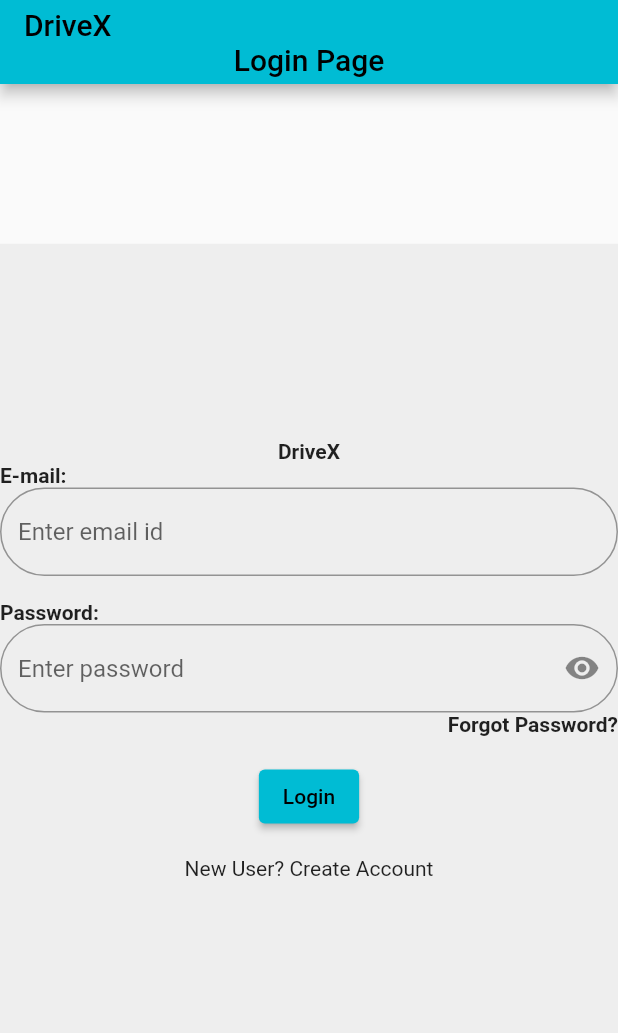
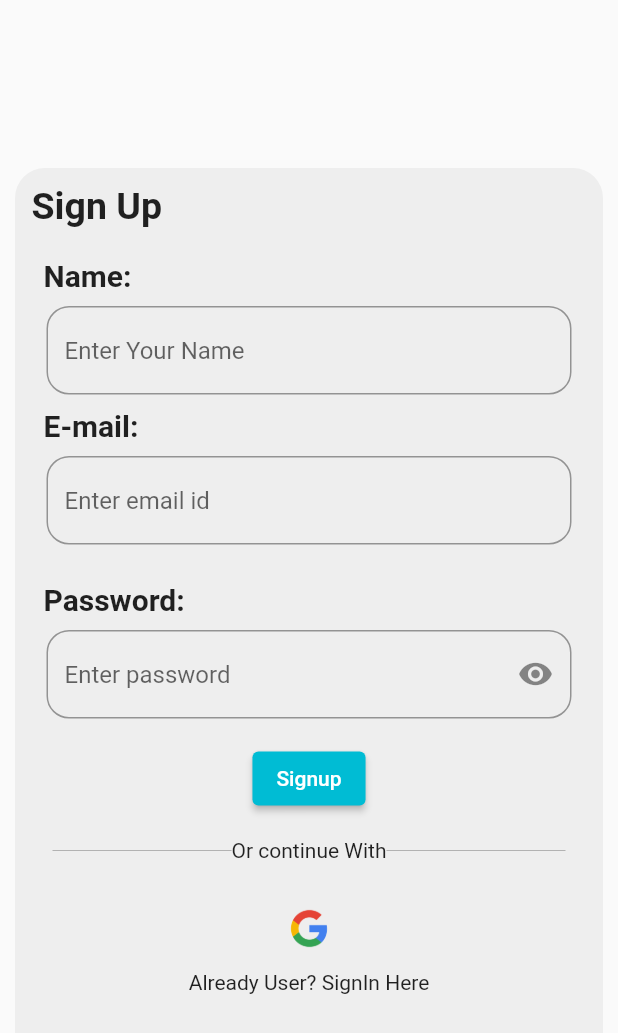
Before and after one commit to mscharan8/DriveX, a Flutter app: the screen it shows after launch, on a phone screen of 412 x 824 dp. Shown: the top 1033 px of the screen. Run offline on Flutter 3.47's test engine with Material 2 defaults, Android fonts, the light colour scheme and no system bars; our stand-ins replace cloud_firestore, firebase_auth, firebase_core; accounts and stored records are empty.

Commit message:
SignUp page with Email/Password Authentication

```diff
--- a/finalproject/lib/main.dart
+++ b/finalproject/lib/main.dart
@@ -1,184 +1,17 @@
-import 'dart:ffi';
+import 'package:finalproject/signup.dart';
+import 'package:finalproject/splashscreen.dart';
+import 'package:firebase_core/firebase_core.dart';
+import 'package:flutter/material.dart';
+import 'package:finalproject/splashscreen.dart';
+import 'package:finalproject/firebase_options.dart';
 
-import 'package:flutter/material.dart';
-import 'login.dart';
-import 'storage.dart';
-import 'package:google_sign_in/google_sign_in.dart';
-
-GoogleSignIn googleSignIn = GoogleSignIn(
-  scopes: [
-    'email',
-  ],
-);
-
-void main() {
-  runApp(const MyApp());
-  /*App(
-    title: "Login Page",
-    home: LoginPage(),
-  ));*/
+void main() async {
+  WidgetsFlutterBinding.ensureInitialized();
+  await Firebase.initializeApp(options: DefaultFirebaseOptions.currentPlatform);
+  runApp(MaterialApp(
+    debugShowCheckedModeBanner: false,
+    theme:ThemeData(),
+    home: const SignUpPage(),
+   )
+  );
 }
-
-class MyApp extends StatelessWidget {
-  const MyApp({Key? key});
-
-  @override
-  Widget build(BuildContext context) {
-    return MaterialApp(
-      title: 'Flutter Demo',
-      theme: ThemeData(
-        colorScheme: ColorScheme.fromSwatch(primarySwatch: Colors.cyan),
-      ),
-      home: MyHomePage(title: 'Login Page'),
-    );
-  }
-}
-
-class MyHomePage extends StatefulWidget {
-  MyHomePage({Key? key, required this.title}) : super(key: key);
-
-  final String title;
-  String coming = "";
-  final TextStorage storage = TextStorage();
-
-  @override
-  State<MyHomePage> createState() => _MyHomePageState();
-}
-
-class _MyHomePageState extends State<MyHomePage> {
-  // late Stream<DocumentSnapshot> _stream;
-  late Future <String> _coming;
-  final GlobalKey<FormState> _formKey = GlobalKey<FormState>();
-  final TextEditingController _econtroller = TextEditingController(), _pcontroller = TextEditingController();
-  String input = "";
-  bool password = false;
-
-  Future<void> _submit() async {
-    if (_formKey.currentState!.validate()) {
-      setState(() {
-        _coming = widget.storage.writeText(_econtroller.text).then((bool success) {
-          if (success) {
-            return _econtroller.text;
-          } else {
-            return "";
-          }
-        });
-        String text = _econtroller.text;
-        // _econtroller.clear();
-        // ScaffoldMessenger.of(context).showSnackBar(const SnackBar(content: Text("Saving...")));
-        input = 'Saved Latest:-  $text';
-      });
-    }
-  }
-
-  String? _textValidator(String? value) {
-    if (value == null || value.isEmpty) {
-      return "Please enter some text";
-    }
-    if (value.trim().isEmpty) {
-      return "Field left blank with white space";
-    }
-    if (value.contains("@")) {
-      return "Do not use @";
-    }
-    return null;
-  }
-
-  @override
-  void initState() {
-    super.initState();
-    password = true;
-    _coming = widget.storage.readText();
-  }
-
-  @override
-  Widget build(BuildContext context) {
-    return Scaffold(
-      appBar: AppBar(
-        backgroundColor: Theme.of(context).colorScheme.primary,
-        title:Column(children: <Widget>[
-          const Align(alignment: Alignment.centerLeft, child: Text('DriveX')),
-          Center(child: Text((widget.title)))
-        ]),
-      ),
-      body: Center(
-        child: Container(
-        height: 555.0,
-        width: 444.0,
-        color: Colors.grey[200],
-        child: Column(
-          mainAxisAlignment: MainAxisAlignment.center,
-          children: getBodyWidgetList(),
-        ),
-      ),
-      ),
-    );
-  }
-
-  List<Widget> getBodyWidgetList() {
-    return <Widget>[
-      Form(
-        key: _formKey,
-        child: Column(
-          children: [
-            /*FutureBuilder<String>(
-                future: _coming,
-                builder: (BuildContext context, AsyncSnapshot<String> snapshot) {
-                  if (snapshot.hasData) {
-                    return Text(
-                      '${snapshot.data}',
-                      style: Theme.of(context).textTheme.headlineLarge,
-                    );
-                  } else if (snapshot.hasError) {
-                    return Text("${snapshot.error}");
-                  }
-                  return const CircularProgressIndicator();
-                }),*/
-            const Text("DriveX",style:TextStyle(fontWeight: FontWeight.bold)),
-            const Align(alignment: Alignment.centerLeft, child: Text('E-mail:',style:TextStyle(fontWeight: FontWeight.bold))),
-            TextFormField(
-              controller: _econtroller,
-              validator: (String? value){if(value != null && (value.contains('@gmail.com') || value.contains('@outlook.com'))){
-                                            if(value.contains(',')){return 'invalid email id';}else{return null;}}
-                                         else{return  (value != null && (!value.contains('@gmail.com') ||
-                                              !value.contains('@outlook.com'))) ? 'invalid email id' : null;}},
-              decoration: const InputDecoration(
-                border: OutlineInputBorder(
-                  borderRadius: BorderRadius.all(Radius.circular(30.0)),
-                ),
-                hintText: "Enter email id",
-              ),
-            ),
-            const Text(" "),
-            const Align(alignment: Alignment.centerLeft, child: Text('Password:',style:TextStyle(fontWeight: FontWeight.bold))),
-            TextFormField(
-              controller: _pcontroller,
-              validator: _textValidator,
-              obscureText: password,
-              obscuringCharacter:'*',
-              decoration: InputDecoration(
-                border:const OutlineInputBorder(
-                  borderRadius: BorderRadius.all(Radius.circular(30.0)),
-                ),
-                hintText: "Enter password",
-                suffixIcon: IconButton(
-                  icon: Icon(password ? Icons.visibility : Icons.visibility_off,),
-                 onPressed: (){
-                    setState((){
-                            password = !password;
-                      });
-                   },
-                ),
-              ),
-            ),
-            const Align(alignment: Alignment.centerRight, child: Text('Forgot Password?',style:TextStyle(fontWeight: FontWeight.bold))),
-            const Text(" "),
-            ElevatedButton(onPressed: _submit, child: const Text("Login")),
-            const Text(" "),
-            const Text('New User? Create Account'),
-          ],
-        ),
-      ),
-    ];
-  }
-}
--- /dev/null
+++ b/finalproject/lib/signup.dart
@@ -0,0 +1,277 @@
+import 'package:firebase_auth/firebase_auth.dart';
+import 'package:flutter/material.dart';
+
+class SignUpPage extends StatelessWidget {
+  const SignUpPage({Key? key}) : super(key: key);
+
+  @override
+  Widget build(BuildContext context) {
+    return MaterialApp(
+      theme: ThemeData(
+        colorScheme: ColorScheme.fromSwatch(primarySwatch: Colors.cyan),
+      ),
+      home: const MyHomePage(title: 'DriveX'),
+    );
+  }
+}
+
+class MyHomePage extends StatefulWidget {
+  const MyHomePage({Key? key, required this.title}) : super(key: key);
+  final String title;
+
+  @override
+  State<MyHomePage> createState() => _MyHomePageState();
+}
+
+class _MyHomePageState extends State<MyHomePage> {
+  final GlobalKey<FormState> _formKey = GlobalKey<FormState>();
+  final TextEditingController _econtroller = TextEditingController();
+  final TextEditingController _pcontroller = TextEditingController();
+  final TextEditingController _usernameController = TextEditingController();
+  late String _email, _password, _username;
+  bool password = true;
+  final auth = FirebaseAuth.instance;
+
+  Future<void> _submit() async {
+    if (_formKey.currentState!.validate()) {
+      setState(() {
+        String text = _econtroller.text;
+        print('Saved Latest: $text');
+      });
+    }
+  }
+
+  String? _textValidator(String? value) {
+    if (value == null || value.isEmpty) {
+      return "Please enter some text";
+    }
+    if (value.trim().isEmpty) {
+      return "Field left blank with white space";
+    }
+    if (value.contains("@")) {
+      return "Do not use @";
+    }
+    if (value.isEmpty) {
+      return "Please enter your password";
+    }
+    return null;
+  }
+
+  @override
+  void initState() {
+    super.initState();
+    password = true;
+  }
+
+  @override
+  Widget build(BuildContext context) {
+    return Scaffold(
+      resizeToAvoidBottomInset: false,
+      body: Center(
+        child: Container(
+          height: 600.0,
+          width: 600.0,
+          margin: const EdgeInsets.all(10.0),
+          decoration: BoxDecoration(
+            color: Colors.grey[200],
+            borderRadius: BorderRadius.circular(20),
+          ),
+          child : ListView(
+          children:[
+            Column(
+            mainAxisAlignment: MainAxisAlignment.center,
+            children: getBodyWidgetList(),
+          ),
+          ],
+        ),
+      ),
+    ),
+    );
+  }
+
+  List<Widget> getBodyWidgetList() {
+    return <Widget>[
+      Form(
+        key: _formKey,
+        child: SingleChildScrollView(
+          child : Column(
+          children:[
+             Container(
+              margin: const EdgeInsets.all(11),
+              alignment: Alignment.topLeft,
+              child: const Text(
+                "Sign Up",
+                style: TextStyle(fontWeight: FontWeight.bold, fontSize: 25),
+                textAlign: TextAlign.left,
+              ),
+            ),
+            Container(
+              margin: const EdgeInsets.all(9),
+              child: const Align(
+                  alignment: Alignment.centerLeft,
+                  child: Padding(
+                    padding: EdgeInsets.only(left: 10),
+                    child: Text('Name:',
+                        style: TextStyle(
+                            fontWeight: FontWeight.bold, fontSize: 20)),
+                  )),
+            ),
+            SizedBox(
+              width: 350,
+              child: TextFormField(
+                controller: _usernameController,
+                decoration: const InputDecoration(
+                  border: OutlineInputBorder(
+                    borderRadius: BorderRadius.all(Radius.circular(15.0)),
+                  ),
+                  hintText: "Enter Your Name",
+                ),
+              ),
+            ),
+            Container(
+              margin: const EdgeInsets.all(9),
+              child: const Align(
+                  alignment: Alignment.centerLeft,
+                  child: Padding(
+                    padding: EdgeInsets.only(left: 10),
+                    child: Text('E-mail:',
+                        style: TextStyle(
+                            fontWeight: FontWeight.bold, fontSize: 20)),
+                  )),
+            ),
+            SizedBox(
+              width: 350,
+              child: TextFormField(
+                controller: _econtroller,
+                validator: (String? value) {
+                  if (value != null &&
+                      (value.contains('@gmail.com') ||
+                          value.contains('@outlook.com'))) {
+                    if (value.contains(',')) {
+                      return 'invalid email id';
+                    } else {
+                      return null;
+                    }
+                  } else {
+                    return (value != null &&
+                            (!value.contains('@gmail.com') ||
+                                !value.contains('@outlook.com')))
+                        ? 'invalid email id'
+                        : null;
+                  }
+                },
+                decoration: const InputDecoration(
+                  border: OutlineInputBorder(
+                    borderRadius: BorderRadius.all(Radius.circular(15.0)),
+                  ),
+                  hintText: "Enter email id",
+                ),
+              ),
+            ),
+            const Text(" "),
+            Container(
+              margin: const EdgeInsets.all(9),
+              child: const Align(
+                  alignment: Alignment.centerLeft,
+                  child: Padding(
+                    padding: EdgeInsets.only(left: 10),
+                    child: Text('Password:',
+                        style: TextStyle(
+                            fontWeight: FontWeight.bold, fontSize: 20)),
+                  )),
+            ),
+            SizedBox(
+              width: 350,
+              child: TextFormField(
+                controller: _pcontroller,
+                validator: _textValidator,
+                obscureText: password,
+                obscuringCharacter: '*',
+                decoration: InputDecoration(
+                  border: const OutlineInputBorder(
+                    borderRadius: BorderRadius.all(Radius.circular(15.0)),
+                  ),
+                  hintText: "Enter password",
+                  suffixIcon: IconButton(
+                    icon: Icon(
+                      password ? Icons.visibility : Icons.visibility_off,
+                    ),
+                    onPressed: () {
+                      setState(() {
+                        password = !password;
+                      });
+                    },
+                  ),
+                ),
+              ),
+            ),
+            const Text(" "),
+            ElevatedButton(
+              child: const Text('Signup', style: TextStyle(color: Colors.white)),
+              onPressed: () async{
+                _email = _econtroller.text;
+                _password = _pcontroller.text;
+                try {
+                await auth.createUserWithEmailAndPassword(email: _email, password: _password);
+                  // Navigator.pushNamed(context,'/SignUp');
+                // Navigator.pushNamed(context, 'home');
+                  print("Signed Up Successfulyy");
+
+                ScaffoldMessenger.of(context).showSnackBar(
+                  const SnackBar(content: Text('Signed Up Succesfully'),
+                  duration : Duration(seconds : 2),
+                  ),
+                );
+                _usernameController.clear();
+                _econtroller.clear();
+                _pcontroller.clear();
+                }catch(e)
+                {
+                  if(e is FirebaseAuthException){
+                    if(e.code == 'email-already-in-use'){
+                      ScaffoldMessenger.of(context).showSnackBar(
+                        const SnackBar(content: Text('Email already in use'),
+                        duration : Duration(seconds : 2),
+                  ),
+                      );
+                    }else if(e.code == 'invalid-password'){
+                      ScaffoldMessenger.of(context).showSnackBar(
+                        const SnackBar(content: Text('Password should be at least 6 characters'),
+                        duration : Duration(seconds : 2),
+                      ),
+                      );
+                    }
+                  }
+                  print('Error creating user: $e');
+                }
+              },
+            ),
+            const Text(" "),
+            const Padding(
+              padding: EdgeInsets.symmetric(horizontal: 25.0),
+              child: Row(
+                children: [
+                  Expanded(
+                    child: Divider(thickness: 0.5, color: Colors.grey),
+                  ),
+                  Text('Or continue With'),
+                  Expanded(
+                    child: Divider(thickness: 0.5, color: Colors.grey),
+                  ),
+                ],
+              ),
+            ),
+            const Text(" "),
+            IconButton(
+              icon: Image.asset('assets/google.png'),
+              iconSize: 40,
+              onPressed: () {},
+           ),
+          ],
+        ),
+      ),
+    ),
+      const Text('Already User? SignIn Here'),
+    ];
+  }
+}
--- /dev/null
+++ b/finalproject/lib/splashscreen.dart
@@ -0,0 +1,45 @@
+import 'dart:async';
+import 'package:flutter/material.dart';
+import 'package:finalproject/signup.dart';
+
+// ignore: camel_case_types
+class SplashScreen extends StatelessWidget {
+  const SplashScreen({super.key});
+
+@override
+Widget build(BuildContext context) {
+	return MaterialApp(
+	title: 'Splash Screen',
+	theme: ThemeData(
+		primarySwatch: Colors.green,
+	),
+	home: MyHomePage(),
+	debugShowCheckedModeBanner: false,
+	);
+}
+}
+
+class MyHomePage extends StatefulWidget {
+@override
+_MyHomePageState createState() => _MyHomePageState();
+}
+class _MyHomePageState extends State<MyHomePage> {
+@override
+void initState() {
+	super.initState();
+  	Timer(const Duration(seconds: 3),
+		()=>Navigator.pushReplacement(context, MaterialPageRoute(builder: (context) => const SignUpPage()))
+		);
+}
+
+@override
+Widget build(BuildContext context) {
+	return Container(
+	color: Colors.white,
+  child : Center(
+	child: Image.asset(
+          'assets/dx logo.png',
+          height:MediaQuery.of(context).size.height)
+	));
+}
+}
--- a/finalproject/pubspec.yaml
+++ b/finalproject/pubspec.yaml
@@ -56,6 +56,9 @@ dev_dependencies:
 
 # The following section is specific to Flutter packages.
 flutter:
+  assets:
+      - assets/google.png
+      - assets/dx logo.png
 
   # The following line ensures that the Material Icons font is
   # included with your application, so that you can use the icons in
```
Also changed, not shown: finalproject/lib/login.dart (deleted, +0 -101 lines), finalproject/assets/dx logo.png (added), finalproject/assets/google.png (added), finalproject/assets/logo.gif (added), finalproject/lib/firebase_options.dart, 21 other files.
